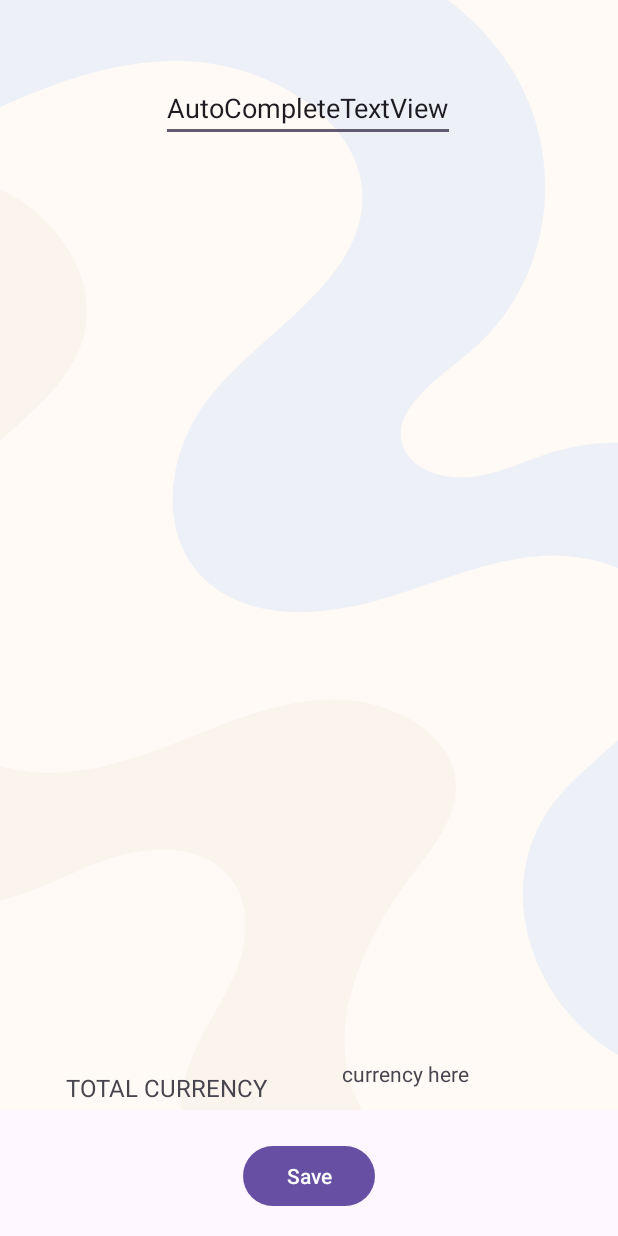
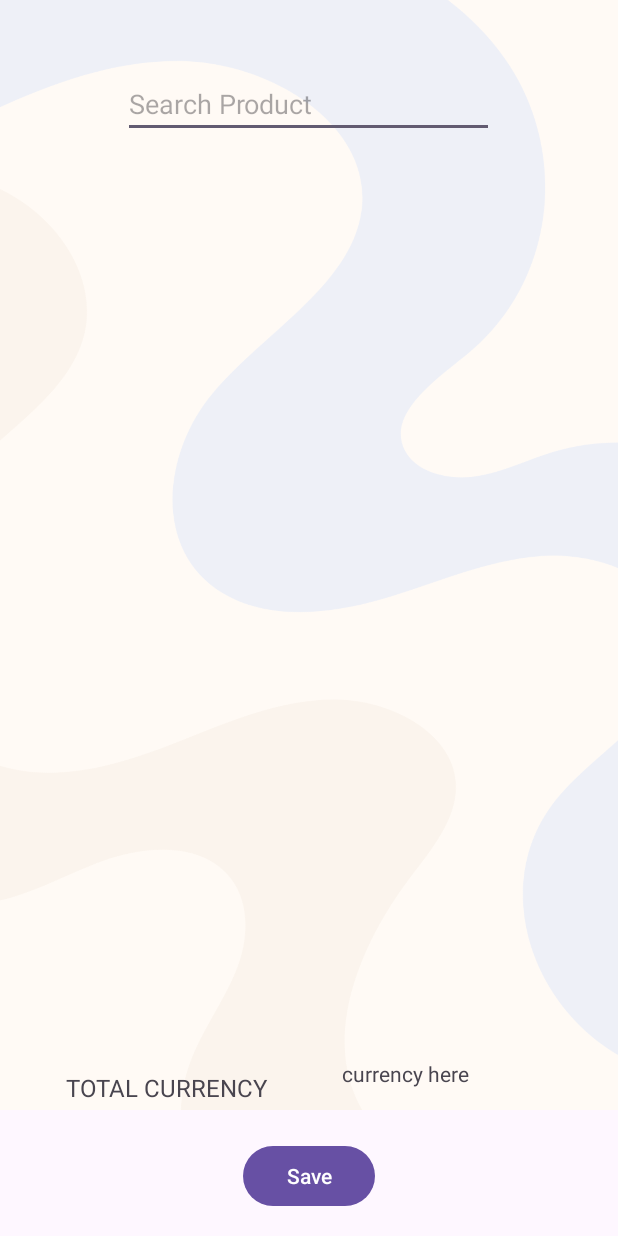
Before and after one commit to JDG07/InventorEase, an Android app: the SalesEntry screen opened directly, with no data from a screen before it, on a phone screen of 412 x 824 dp. Run offline under Robolectric (Android 15) with nearby library versions, the phone set to English and light mode, and no system bars.

Commit message:
sales entry autocomplete

```diff
--- a/app/src/main/java/com/example/inventorease_project/ProductListAdapter.java
+++ b/app/src/main/java/com/example/inventorease_project/ProductListAdapter.java
@@ -10,6 +10,7 @@ import android.widget.TextView;
 
 import androidx.annotation.NonNull;
 import androidx.annotation.Nullable;
+import androidx.recyclerview.widget.RecyclerView;
 
 import java.util.ArrayList;
 
@@ -37,6 +38,8 @@ public class ProductListAdapter extends ArrayAdapter<ProductList> {
         LayoutInflater inflater = LayoutInflater.from(mContext);
         convertView = inflater.inflate(mResource, parent,false);
 
+
+
         TextView prodTV = convertView.findViewById(R.id.prodTV);
         TextView quantityTV = convertView.findViewById(R.id.quantityTV);
         TextView costTV = convertView.findViewById(R.id.costTV);
--- a/app/src/main/java/com/example/inventorease_project/ProductListViews.java
+++ b/app/src/main/java/com/example/inventorease_project/ProductListViews.java
@@ -39,6 +39,8 @@ Button EditYes, EditNo;
 
 
 
+
+
         mListView.setOnItemClickListener(new AdapterView.OnItemClickListener() {
 
 
--- a/app/src/main/java/com/example/inventorease_project/SalesEntry.java
+++ b/app/src/main/java/com/example/inventorease_project/SalesEntry.java
@@ -3,14 +3,46 @@ package com.example.inventorease_project;
 import androidx.appcompat.app.AppCompatActivity;
 
 import android.os.Bundle;
+import android.widget.ArrayAdapter;
+import android.widget.AutoCompleteTextView;
+
+import java.util.ArrayList;
 
 public class SalesEntry extends AppCompatActivity {
 
+    public static AutoCompleteTextView autoCompleteTextView;
     @Override
     protected void onCreate(Bundle savedInstanceState) {
         super.onCreate(savedInstanceState);
         setContentView(R.layout.activity_sales_entry);
 
+        ArrayList <ProductList> products = AddItemViews.productList;
+        ArrayList <String> searchproduct = new ArrayList<>();
+
+        for (ProductList product: products) {
+            searchproduct.add(product.getPname());
+        }
+
+        autoCompleteTextView = findViewById(R.id.autoCompleteTextView);
+
+        ArrayAdapter<String> adapter = new ArrayAdapter<>(this, android.R.layout.simple_list_item_1, searchproduct);
+        autoCompleteTextView.setThreshold(1);
+        autoCompleteTextView.setAdapter(adapter);
+
+        autoCompleteTextView.setOnItemClickListener((parent, view, position, id) -> {
+
+
+
+        });
+
+
+
+
+
+
+
+
+
 
     }
 }
--- a/app/src/main/res/layout/activity_sales_entry.xml
+++ b/app/src/main/res/layout/activity_sales_entry.xml
@@ -67,10 +67,10 @@
 
     <AutoCompleteTextView
         android:id="@+id/autoCompleteTextView"
-        android:layout_width="wrap_content"
-        android:layout_height="wrap_content"
+        android:layout_width="247dp"
+        android:layout_height="42dp"
         android:layout_marginTop="16dp"
-        android:text="AutoCompleteTextView"
+        android:hint="Search Product"
         app:layout_constraintBottom_toBottomOf="parent"
         app:layout_constraintEnd_toEndOf="parent"
         app:layout_constraintHorizontal_bias="0.497"
```
